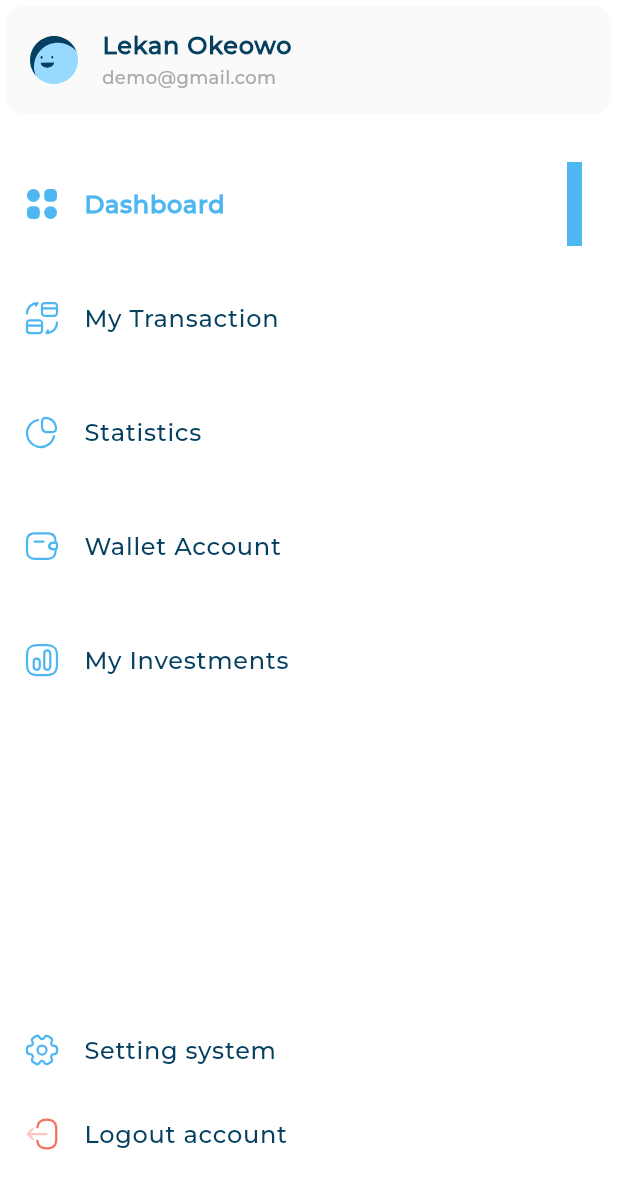
After one commit to engbasel/Admin-Dashboard-Responsive, a Flutter app: the DashboardDesktopLayoutView screen opened directly, on a phone screen of 412 x 824 dp. The commit adds this screen. Shown: the top 1189 px of the screen. Run offline on Flutter 3.47's test engine with Material 3 defaults, Android fonts, the phone set to English and light mode, and no system bars; our stand-ins replace flutter_svg; project files that could hold a hidden picture were left out.

Commit message:
Finish Custom Drawer

```diff
--- /dev/null
+++ b/lib/modules/drawerItemModel.dart
@@ -0,0 +1,6 @@
+class DrawerItemModel {
+  final String title;
+  final String image;
+
+  DrawerItemModel({required this.title, required this.image});
+}
--- a/lib/utils/appStay.dart
+++ b/lib/utils/appStay.dart
@@ -44,7 +44,7 @@ abstract class AppStyles {
       color: Color(0xFF064061),
       fontSize: 16,
       fontFamily: 'Montserrat',
-      fontWeight: FontWeight.w600,
+      fontWeight: FontWeight.w800,
     );
   }
 
--- a/lib/viwes/dashboard_viwe.dart
+++ b/lib/viwes/dashboard_viwe.dart
@@ -15,7 +15,7 @@ class DashBoard_view extends StatelessWidget {
         return Container();
       },
       desktopLayout: (context) {
-        return const DashboardDesktopLayoutViwe();
+        return const DashboardDesktopLayoutView();
       },
     );
   }
--- /dev/null
+++ b/lib/viwes/widgets/userinfolisttitle.dart
@@ -0,0 +1,33 @@
+// ignore_for_file: public_member_api_docs, sort_constructors_first
+import 'package:flutter/material.dart';
+import 'package:flutter_svg/flutter_svg.dart';
+
+import 'package:responsive_dashboard/utils/appStay.dart';
+
+class UserInfoListTile extends StatelessWidget {
+  String title, subtitle, image;
+  UserInfoListTile({
+    super.key,
+    required this.image,
+    required this.subtitle,
+    required this.title,
+  });
+  @override
+  Widget build(BuildContext context) {
+    return Card(
+      elevation: 0,
+      color: const Color(0xfffafafa),
+      child: ListTile(
+        leading: SvgPicture.asset(image),
+        title: Text(
+          title,
+          style: AppStyles.styleSemiBold16(context),
+        ),
+        subtitle: Text(
+          subtitle,
+          style: AppStyles.styleRegular12(context),
+        ),
+      ),
+    );
+  }
+}
--- /dev/null
+++ b/lib/widgets/Active_NotActive_items.dart
@@ -0,0 +1,50 @@
+import 'package:flutter/material.dart';
+import 'package:flutter_svg/svg.dart';
+import 'package:responsive_dashboard/modules/drawerItemModel.dart';
+import 'package:responsive_dashboard/utils/appStay.dart';
+
+class NotActiveDrawerItem extends StatelessWidget {
+  const NotActiveDrawerItem({
+    super.key,
+    required this.Drawer_Item_Model,
+  });
+
+  final DrawerItemModel Drawer_Item_Model;
+
+  @override
+  Widget build(BuildContext context) {
+    return ListTile(
+      leading: SvgPicture.asset(Drawer_Item_Model.image),
+      title: Text(
+        Drawer_Item_Model.title,
+        style: AppStyles.styleMedium16(context),
+      ),
+    );
+  }
+}
+
+class ActiveDrawerItem extends StatelessWidget {
+  const ActiveDrawerItem({
+    super.key,
+    required this.Drawer_Item_Model,
+  });
+
+  final DrawerItemModel Drawer_Item_Model;
+
+  @override
+  Widget build(BuildContext context) {
+    return ListTile(
+      leading: SvgPicture.asset(Drawer_Item_Model.image),
+      title: Text(
+        Drawer_Item_Model.title,
+        style: AppStyles.styleBold16(context),
+      ),
+      trailing: Container(
+        width: 10,
+        decoration: const BoxDecoration(
+          color: Color(0xFF4EB7F2),
+        ),
+      ),
+    );
+  }
+}
--- /dev/null
+++ b/lib/widgets/CoustomDrawer.dart
@@ -0,0 +1,52 @@
+// ignore_for_file: public_member_api_docs, sort_constructors_first
+import 'package:flutter/material.dart';
+import 'package:responsive_dashboard/modules/drawerItemModel.dart';
+import 'package:responsive_dashboard/viwes/widgets/userinfolisttitle.dart';
+import 'package:responsive_dashboard/widgets/Active_NotActive_items.dart';
+import 'package:responsive_dashboard/widgets/DrawerItemsListViwe.dart';
+import '../utils/app_images.dart';
+
+class CustomDrawer extends StatelessWidget {
+  const CustomDrawer({super.key});
+
+  @override
+  Widget build(BuildContext context) {
+    return Container(
+      color: Colors.white,
+      child: CustomScrollView(
+        slivers: [
+          SliverToBoxAdapter(
+            child: UserInfoListTile(
+              image: Assets.imagesAvatar3,
+              title: 'Lekan Okeowo',
+              subtitle: 'demo@gmail.com',
+            ),
+          ),
+          const SliverToBoxAdapter(child: SizedBox(height: 8)),
+          const DrawerItemListView(),
+          SliverFillRemaining(
+            hasScrollBody: false,
+            child: Column(
+              children: [
+                const Expanded(child: SizedBox()),
+                NotActiveDrawerItem(
+                  Drawer_Item_Model: DrawerItemModel(
+                    title: 'Setting system',
+                    image: Assets.imagesSettings,
+                  ),
+                ),
+                NotActiveDrawerItem(
+                  Drawer_Item_Model: DrawerItemModel(
+                    title: 'Logout account',
+                    image: Assets.imagesLogout,
+                  ),
+                ),
+                const SizedBox(height: 40),
+              ],
+            ),
+          )
+        ],
+      ),
+    );
+  }
+}
--- a/lib/widgets/DashboardDesktopLayoutViwe.dart
+++ b/lib/widgets/DashboardDesktopLayoutViwe.dart
@@ -1,10 +1,19 @@
 import 'package:flutter/material.dart';
+import 'package:responsive_dashboard/widgets/CoustomDrawer.dart';
 
-class DashboardDesktopLayoutViwe extends StatelessWidget {
-  const DashboardDesktopLayoutViwe({super.key});
+class DashboardDesktopLayoutView extends StatelessWidget {
+  const DashboardDesktopLayoutView({super.key});
 
   @override
   Widget build(BuildContext context) {
-    return const Placeholder();
+    return const Scaffold(
+      body: Row(
+        children: [
+          Expanded(
+            child: CustomDrawer(),
+          ),
+        ],
+      ),
+    );
   }
 }
--- /dev/null
+++ b/lib/widgets/DrawerItem.dart
@@ -0,0 +1,17 @@
+import 'package:flutter/material.dart';
+import 'package:responsive_dashboard/modules/drawerItemModel.dart';
+import 'package:responsive_dashboard/widgets/Active_NotActive_items.dart';
+
+class Drawer_Item extends StatelessWidget {
+  Drawer_Item(
+      {super.key, required this.Drawer_Item_Model, required this.IsActive});
+  DrawerItemModel Drawer_Item_Model;
+  bool IsActive;
+
+  @override
+  Widget build(BuildContext context) {
+    return IsActive
+        ? ActiveDrawerItem(Drawer_Item_Model: Drawer_Item_Model)
+        : NotActiveDrawerItem(Drawer_Item_Model: Drawer_Item_Model);
+  }
+}
--- /dev/null
+++ b/lib/widgets/DrawerItemsListViwe.dart
@@ -0,0 +1,49 @@
+import 'package:flutter/material.dart';
+import 'package:responsive_dashboard/modules/drawerItemModel.dart';
+import 'package:responsive_dashboard/utils/app_images.dart';
+import 'package:responsive_dashboard/widgets/DrawerItem.dart';
+
+class DrawerItemListView extends StatefulWidget {
+  const DrawerItemListView({
+    super.key,
+  });
+
+  @override
+  State<DrawerItemListView> createState() => _DrawerItemListViewState();
+}
+
+class _DrawerItemListViewState extends State<DrawerItemListView> {
+  int ActiveIndex = 0;
+  static List<DrawerItemModel> items = [
+    DrawerItemModel(title: 'Dashboard', image: Assets.imagesDashboard),
+    DrawerItemModel(title: 'My Transaction', image: Assets.imagesMyTransctions),
+    DrawerItemModel(title: 'Statistics', image: Assets.imagesStatistics),
+    DrawerItemModel(title: 'Wallet Account', image: Assets.imagesWalletAccount),
+    DrawerItemModel(title: 'My Investments', image: Assets.imagesMyInvestments),
+  ];
+  @override
+  Widget build(BuildContext context) {
+    return SliverList.builder(
+      // shrinkWrap: true,
+      // physics: const NeverScrollableScrollPhysics(),
+      itemCount: items.length,
+      itemBuilder: (context, index) {
+        return GestureDetector(
+          onTap: () {
+            if (ActiveIndex != index) {
+              setState(() {
+                ActiveIndex = index;
+                print(ActiveIndex);
+              });
+            }
+          },
+          child: Padding(
+              padding: const EdgeInsets.only(top: 20),
+              child: Drawer_Item(
+                  Drawer_Item_Model: items[index],
+                  IsActive: ActiveIndex == index)),
+        );
+      },
+    );
+  }
+}
```
